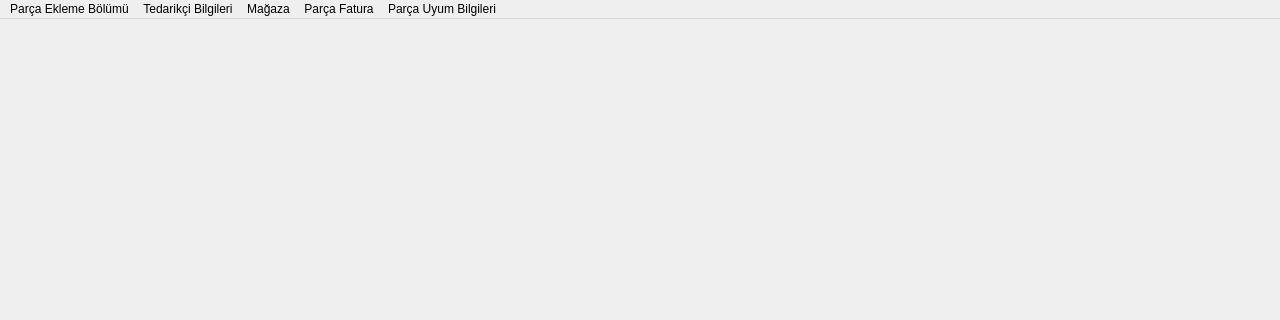
The window that tmoanapencere.ui (onur35iii/TeknolojiMarketiOtomasyonu) describes before a commit, drawn with Qt 5; both pictures show x 0 to 1280 and y 0 to 320 of the 1280 by 662 pixel window.
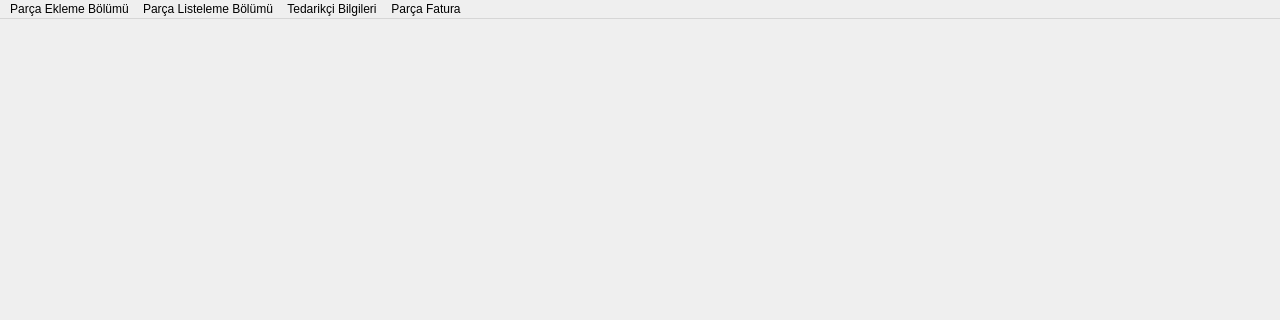
The same window after the commit.

```diff
--- a/tmoanapencere.ui
+++ b/tmoanapencere.ui
@@ -69,21 +69,25 @@
     <addaction name="separator"/>
     <addaction name="menuToplama_Bilgisayar_Faturas_2"/>
    </widget>
-   <widget class="QMenu" name="menuPar_a_Uyum_Bilgileri">
+   <widget class="QMenu" name="menuPar_a_Listeleme_B_l_m">
     <property name="title">
-     <string>Parça Uyum Bilgileri</string>
+     <string>Parça Listeleme Bölümü</string>
     </property>
-   </widget>
-   <widget class="QMenu" name="menuMa_aza_Bilgileri">
-    <property name="title">
-     <string>Mağaza</string>
-    </property>
+    <addaction name="actionAnakart_Listele"/>
+    <addaction name="actionGPU_Listele"/>
+    <addaction name="actionG_Kayna_Listele"/>
+    <addaction name="actionHDD_Listele"/>
+    <addaction name="actionRAM_Listele"/>
+    <addaction name="action_lemci_Listele"/>
+    <addaction name="actionFare_Listele"/>
+    <addaction name="actionKlavye_Listele"/>
+    <addaction name="actionMonit_r_Listele"/>
+    <addaction name="actionKasa_Listele"/>
    </widget>
    <addaction name="menuKasa"/>
+   <addaction name="menuPar_a_Listeleme_B_l_m"/>
    <addaction name="menuTedarik_i"/>
-   <addaction name="menuMa_aza_Bilgileri"/>
    <addaction name="menuPar_a_Fatura"/>
-   <addaction name="menuPar_a_Uyum_Bilgileri"/>
   </widget>
   <widget class="QStatusBar" name="statusbar"/>
   <action name="actionAnakart_Ekle">
```
Left out of the diff: 52 changed lines with no effect on the pictures.
